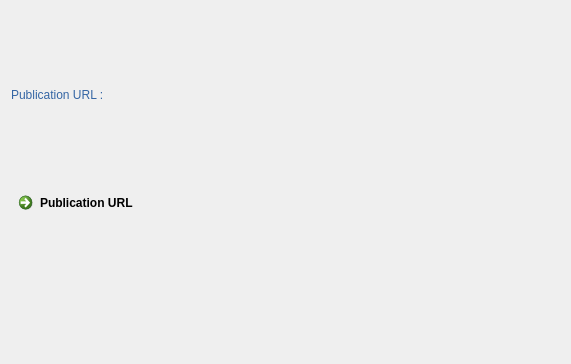
The window that geotuileur/gui/publication_creation/qwp_status.ui (JulesGrillot/plugin-qgis-geoplateforme) describes before a commit, drawn with Qt 5.
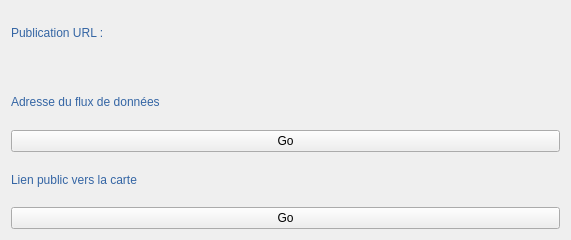
The same window after the commit.

Commit message: add url publication

```diff
--- a/geotuileur/gui/publication_creation/qwp_status.ui
+++ b/geotuileur/gui/publication_creation/qwp_status.ui
@@ -7,15 +7,29 @@
     <x>0</x>
     <y>0</y>
     <width>571</width>
-    <height>364</height>
+    <height>240</height>
    </rect>
   </property>
   <property name="windowTitle">
    <string>WizardPage</string>
   </property>
   <layout class="QGridLayout" name="gridLayout">
+   <item row="2" column="0">
+    <widget class="QLabel" name="lbl_data">
+     <property name="styleSheet">
+      <string notr="true">font: 75 11pt &quot;Ubuntu Condensed&quot;;
+color: rgb(52, 101, 164);</string>
+     </property>
+     <property name="text">
+      <string>Adresse du flux de données</string>
+     </property>
+    </widget>
+   </item>
    <item row="0" column="0">
     <widget class="QLabel" name="lbl_step_text">
+     <property name="autoFillBackground">
+      <bool>false</bool>
+     </property>
      <property name="styleSheet">
       <string notr="true">font: 75 13pt &quot;Ubuntu Condensed&quot;;
 color: rgb(52, 101, 164);</string>
@@ -25,12 +39,43 @@
      </property>
     </widget>
    </item>
+   <item row="5" column="0">
+    <widget class="QPushButton" name="btn_publication">
+     <property name="text">
+      <string>Go</string>
+     </property>
+    </widget>
+   </item>
+   <item row="3" column="0">
+    <widget class="QPushButton" name="btn_data">
+     <property name="text">
+      <string>Go</string>
+     </property>
+    </widget>
+   </item>
+   <item row="4" column="0">
+    <widget class="QLabel" name="lbl_publication">
+     <property name="styleSheet">
+      <string notr="true">font: 75 11pt &quot;Ubuntu Condensed&quot;;
+color: rgb(52, 101, 164);</string>
+     </property>
+     <property name="text">
+      <string>Lien public vers la carte</string>
+     </property>
+    </widget>
+   </item>
    <item row="1" column="0">
-    <widget class="QCommandLinkButton" name="clb_publication">
-     <property name="text">
-      <string>Publication URL</string>
+    <spacer name="horizontalSpacer">
+     <property name="orientation">
+      <enum>Qt::Horizontal</enum>
      </property>
-    </widget>
+     <property name="sizeHint" stdset="0">
+      <size>
+       <width>40</width>
+       <height>20</height>
+      </size>
+     </property>
+    </spacer>
    </item>
   </layout>
  </widget>
```
The commit also changes 3 other files.
